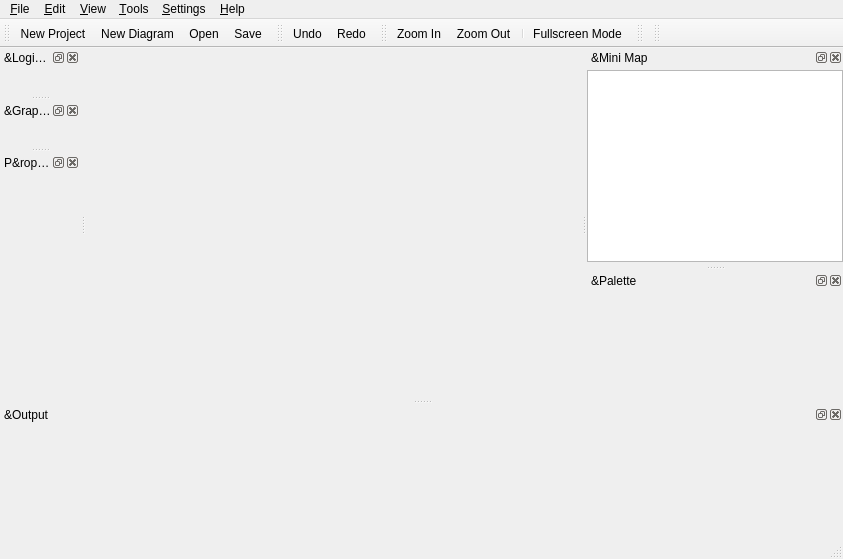
Before: the Qt Designer form qrgui/mainWindow/mainWindow.ui in qreal/qreal, drawn with Qt 5.
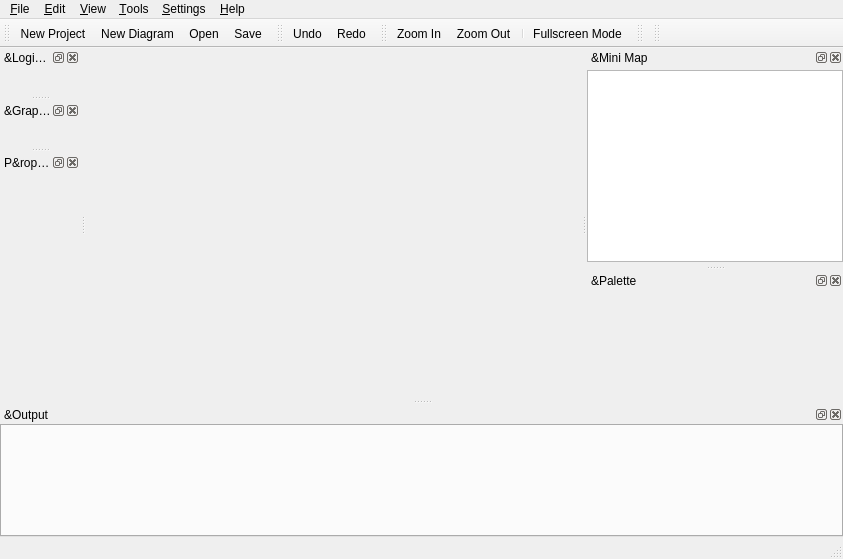
After: the same form once the commit is applied. Icons and pictures are not drawn. Custom widgets are drawn as their Qt base class.

Commit message: output tabs

```diff
--- a/qrgui/mainWindow/mainWindow.ui
+++ b/qrgui/mainWindow/mainWindow.ui
@@ -297,7 +297,7 @@
     </layout>
    </widget>
   </widget>
-  <widget class="utils::OutputDock" name="errorDock">
+  <widget class="QDockWidget" name="errorDock">
    <property name="sizePolicy">
     <sizepolicy hsizetype="Preferred" vsizetype="MinimumExpanding">
      <horstretch>0</horstretch>
@@ -306,7 +306,7 @@
    </property>
    <property name="minimumSize">
     <size>
-     <width>107</width>
+     <width>145</width>
      <height>132</height>
     </size>
    </property>
@@ -329,7 +329,15 @@
     <number>8</number>
    </attribute>
    <widget class="QWidget" name="errorDockWidgetContents">
-    <layout class="QVBoxLayout" name="verticalLayout_2"/>
+    <layout class="QVBoxLayout" name="verticalLayout_2">
+     <item>
+      <widget class="utils::OutputDock" name="outputTabs">
+       <property name="currentIndex">
+        <number>-1</number>
+       </property>
+      </widget>
+     </item>
+    </layout>
    </widget>
   </widget>
   <widget class="QDockWidget" name="graphicalModelDock">
@@ -796,7 +804,7 @@
   </customwidget>
   <customwidget>
    <class>utils::OutputDock</class>
-   <extends>QDockWidget</extends>
+   <extends>QTabWidget</extends>
    <header>qrutils/outputWidgets/outputDock.h</header>
    <container>1</container>
   </customwidget>
```
The commit also changes 8 other files.
